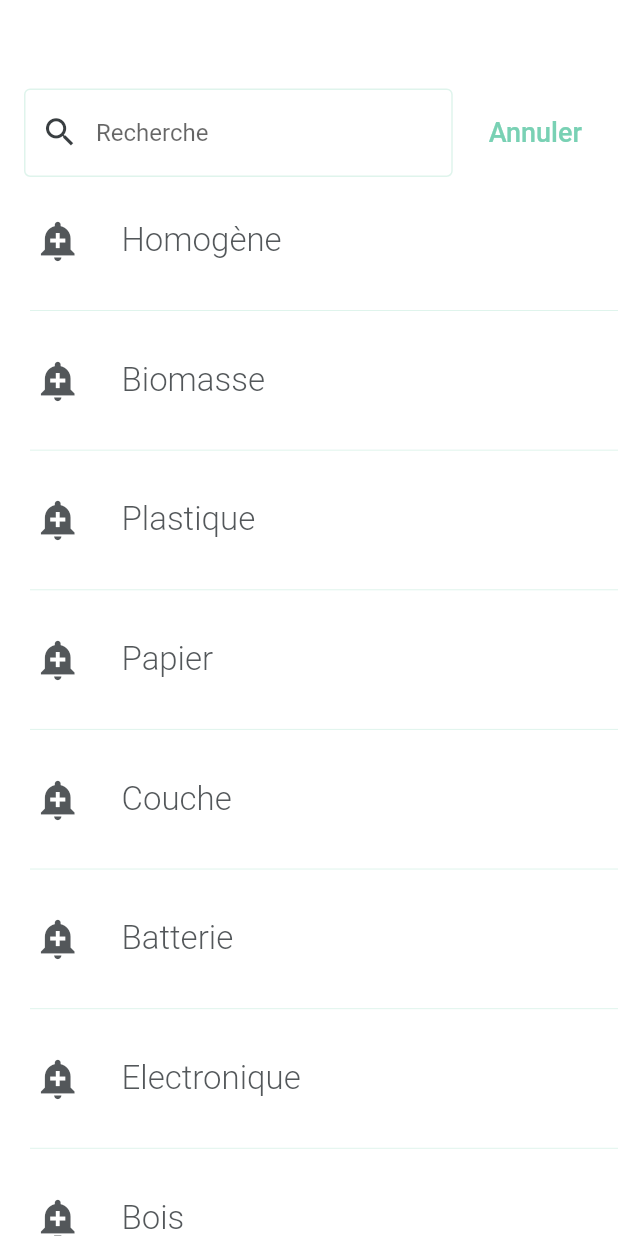
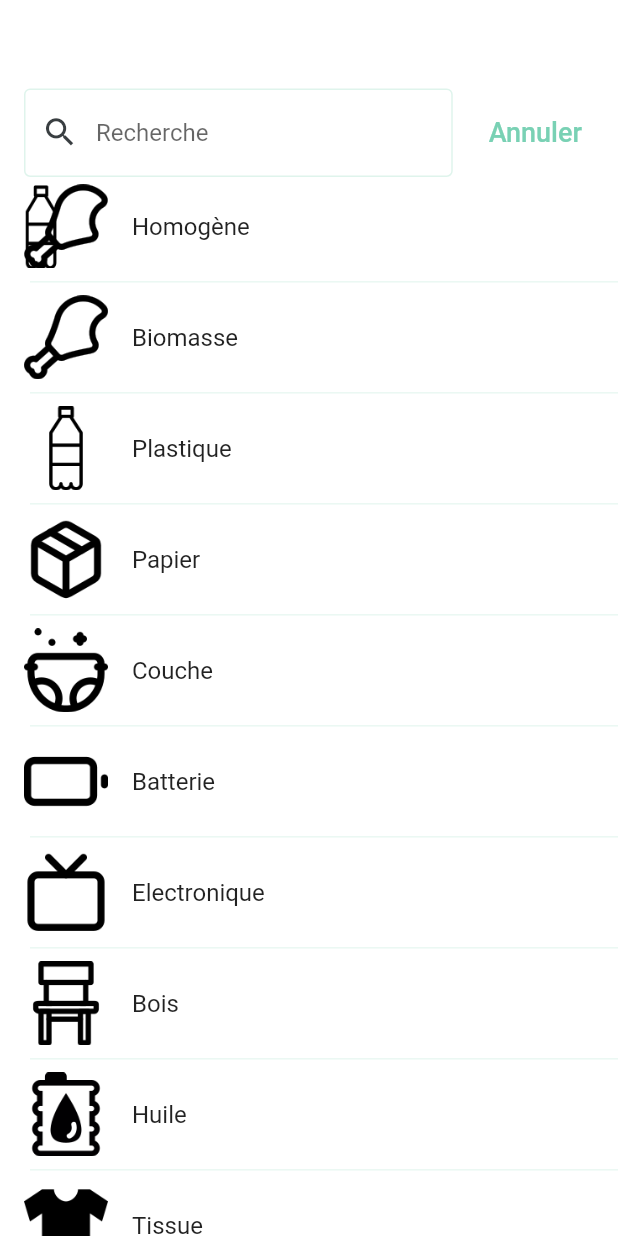
Before and after one commit to jimmy-khalifa/raskel-platform, a Flutter app: the SelectView screen opened directly, on a phone screen of 412 x 824 dp. Run offline on Flutter 3.47's test engine with Material 2 defaults, Android fonts, the light colour scheme and no system bars; our stand-ins replace animated_text_kit, badges, carousel_slider, flutter_feather_icons, form_field_validator, google_fonts and 2 more; Roboto replaces fonts that are missing (Tajawal); project files that could hold a hidden picture were left out.

Commit message:
Add right icons to select View and regulate Button Annuler

```diff
--- a/flutter_mobile/lib/screen/_selectview.dart
+++ b/flutter_mobile/lib/screen/_selectview.dart
@@ -1,7 +1,6 @@
-import 'dart:ui';
+// ignore_for_file: unnecessary_new
 
 import 'package:flutter/material.dart';
-import 'package:google_fonts/google_fonts.dart';
 
 class SelectView extends StatefulWidget {
   const SelectView({Key? key}) : super(key: key);
@@ -14,30 +13,31 @@ class _SelectViewState extends State<SelectView> {
   final TextEditingController _textEditingController = TextEditingController();
   var inputText = "";
 
-  List<String> garbageList = [
-    'Homogène',
-    'Biomasse',
-    'Plastique',
-    'Papier',
-    'Couche',
-    'Batterie',
-    'Electronique',
-    'Bois',
-    'Huile',
-    'Tissue',
-    'Verre',
+  List garbageList = [
+    {"name": 'Homogène', "icon": "assets/images/homogene.png"},
+    {"name": 'Biomasse', 'icon': 'assets/images/chiken.png'},
+    {'name': 'Plastique', 'icon': 'assets/images/soda.png'},
+    {'name': 'Papier', 'icon': 'assets/images/package.png'},
+    {'name': 'Couche', 'icon': 'assets/images/couche.png'},
+    {'name': 'Batterie', 'icon': 'assets/images/battery.png'},
+    {'name': 'Electronique', 'icon': 'assets/images/tv.png'},
+    {'name': 'Bois', 'icon': 'assets/images/chaire.png'},
+    {'name': 'Huile', 'icon': 'assets/images/oil.png'},
+    {'name': 'Tissue', 'icon': 'assets/images/clothes.png'},
+    {'name': 'Verre', 'icon': 'assets/images/bottle.png'}
   ];
+
   @override
   Widget build(BuildContext context) {
     return Scaffold(
         backgroundColor: Colors.white,
-        body:
-        Column(
+        body: Column(
           crossAxisAlignment: CrossAxisAlignment.start,
           children: <Widget>[
             Container(
               width: MediaQuery.of(context).size.width / 1,
-              padding:  EdgeInsets.only(top: MediaQuery.of(context).size.height/15),
+              padding:
+                  EdgeInsets.only(top: MediaQuery.of(context).size.height / 15),
               child: ListTile(
                 title: TextField(
                   //selectionHeightStyle: BoxHeightStyle.max,
@@ -62,11 +62,12 @@ class _SelectViewState extends State<SelectView> {
                       border: InputBorder.none),
                 ),
                 trailing: TextButton(
-
-
-                  onPressed: () {},
+                  onPressed: () {
+                    Navigator.pop(context);
+                  },
                   child: const Text(
-                    "Annuler", style: TextStyle(color:Color(0xFF79D1B4),fontSize: 18),
+                    "Annuler",
+                    style: TextStyle(color: Color(0xFF79D1B4), fontSize: 18),
                   ),
                 ),
               ),
@@ -75,27 +76,30 @@ class _SelectViewState extends State<SelectView> {
                 child: ListView.separated(
               itemCount: garbageList.length,
               itemBuilder: (context, index) {
-                return Container(
-                    padding: EdgeInsets.all(MediaQuery.of(context).size.height / 35),
+                return
+
+                    /*Container(
+                    padding:
+                        EdgeInsets.all(MediaQuery.of(context).size.height / 35),
                     child: Row(
                       children: [
                         //Padding(padding: EdgeInsets.all(18)),
-                        const Icon(
-                          Icons.add_alert,
-                          color: Color(0xDE393E41),
-                          size: 30,
-                        ),
-                         SizedBox(
+
+                        SizedBox(
                           width: MediaQuery.of(context).size.width / 15,
                         ),
                         Text(garbageList[index],
                             style: GoogleFonts.tajawal(
-                                textStyle:const TextStyle(
+                                textStyle: const TextStyle(
                                     fontSize: 22,
                                     fontWeight: FontWeight.w300,
                                     color: Color(0xDE393E41)))),
                       ],
-                    ));
+                    ));*/
+                    UserWidget(
+                  name: garbageList[index]['name'],
+                   imageURL: garbageList[index]['icon'],
+                );
               },
               separatorBuilder: (BuildContext context, int index) =>
                   const Divider(
@@ -110,7 +114,7 @@ class _SelectViewState extends State<SelectView> {
   hidingIcon() {
     if (inputText.isNotEmpty) {
       return IconButton(
-          icon:const Icon(
+          icon: const Icon(
             Icons.clear,
             color: Color(0xFF393E41),
           ),
@@ -125,3 +129,28 @@ class _SelectViewState extends State<SelectView> {
     }
   }
 }
+
+class UserWidget extends StatelessWidget {
+  final String name;
+    final String imageURL;
+
+  const UserWidget({
+    Key? key,
+    required this.name,
+    required this.imageURL
+  }) : super(key: key);
+
+  @override
+  Widget build(BuildContext context) {
+    return new Container(
+      margin: const EdgeInsets.symmetric(vertical: 1.0),
+      child: new ListTile(
+        leading: new Image(
+
+          image: new AssetImage(imageURL),
+        ),
+        title: new Text(name),
+      ),
+    );
+  }
+}
```
Also changed, not shown: flutter_mobile/pubspec.yaml (+16 -0 lines), flutter_mobile/assets/images/battery.png (added), flutter_mobile/assets/images/bottle.png (added), flutter_mobile/assets/images/chaire.png (added), flutter_mobile/assets/images/chiken.png (added), flutter_mobile/assets/images/clothes.png (added), flutter_mobile/assets/images/couche.png (added), flutter_mobile/assets/images/homogene.png (added), flutter_mobile/assets/images/oil.png (added), flutter_mobile/assets/images/package.png (added), flutter_mobile/assets/images/soda.png (added), flutter_mobile/assets/images/tv.png (added).
